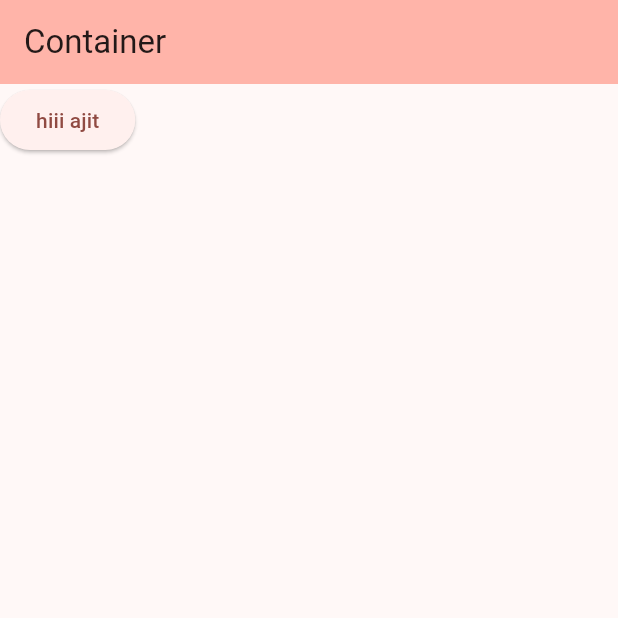
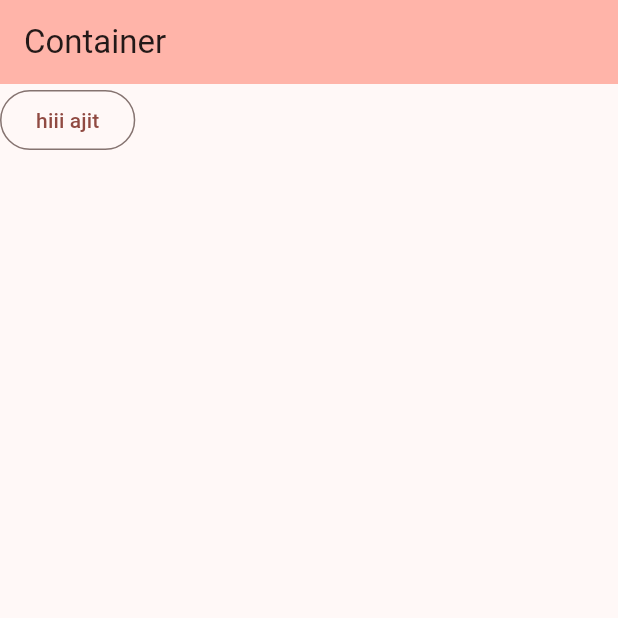
Before and after one commit to ajitlenka30/firstapp, a Flutter app: the screen it shows after launch, on a phone screen of 412 x 824 dp, the top half of it. Run offline on Flutter 3.47's test engine with Material 2 defaults, Android fonts, the phone set to English and light mode, and no system bars.

Commit message:
outlined button
*same implement

```diff
--- a/lib/main.dart
+++ b/lib/main.dart
@@ -39,7 +39,7 @@ class _MyHomePageState extends State<MyHomePage> {
         backgroundColor: Theme.of(context).colorScheme.inversePrimary,
         title: Text(widget.title),
       ),
-      body: ElevatedButton(
+      body: OutlinedButton(
         child: const Text('hiii ajit'),
         onPressed: (){
           print('hiii elevated button working');
```
